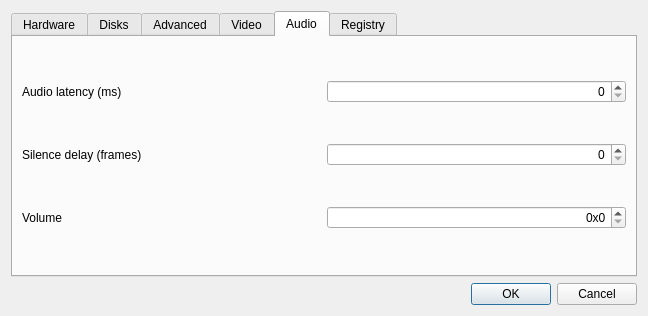
The window that source/frontends/qapple/preferences.ui (AppleWin/AppleWin) describes before a commit, drawn with Qt 5.
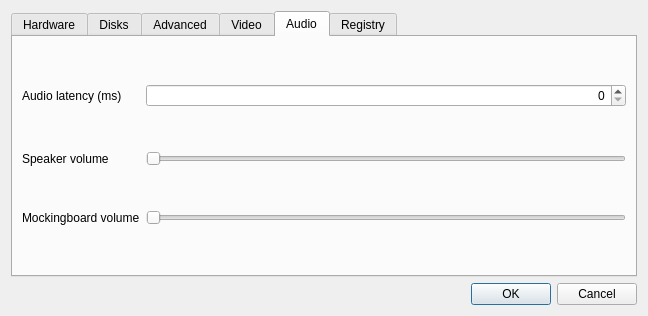
The same window after the commit. The open tabs and pages were chosen to show the change.

Commit message: Compile AW's Speaker.cpp and remove custom implementation.

```diff
--- a/source/frontends/qapple/preferences.ui
+++ b/source/frontends/qapple/preferences.ui
@@ -566,6 +566,20 @@
        <string>Audio</string>
       </attribute>
       <layout class="QGridLayout" name="gridLayout_7">
+       <item row="1" column="1">
+        <widget class="QSlider" name="speaker_volume">
+         <property name="orientation">
+          <enum>Qt::Horizontal</enum>
+         </property>
+        </widget>
+       </item>
+       <item row="1" column="0">
+        <widget class="QLabel" name="label_16">
+         <property name="text">
+          <string>Speaker volume</string>
+         </property>
+        </widget>
+       </item>
        <item row="0" column="0">
         <widget class="QLabel" name="label_14">
          <property name="text">
@@ -583,43 +597,17 @@
          </property>
         </widget>
        </item>
-       <item row="1" column="0">
-        <widget class="QLabel" name="label_15">
-         <property name="text">
-          <string>Silence delay (frames)</string>
-         </property>
-        </widget>
-       </item>
-       <item row="1" column="1">
-        <widget class="QSpinBox" name="silence_delay">
-         <property name="alignment">
-          <set>Qt::AlignRight|Qt::AlignTrailing|Qt::AlignVCenter</set>
-         </property>
-         <property name="maximum">
-          <number>50000</number>
-         </property>
-        </widget>
-       </item>
        <item row="2" column="0">
-        <widget class="QLabel" name="label_16">
+        <widget class="QLabel" name="label_15">
          <property name="text">
-          <string>Volume</string>
+          <string>Mockingboard volume</string>
          </property>
         </widget>
        </item>
        <item row="2" column="1">
-        <widget class="QSpinBox" name="volume">
-         <property name="alignment">
-          <set>Qt::AlignRight|Qt::AlignTrailing|Qt::AlignVCenter</set>
-         </property>
-         <property name="prefix">
-          <string>0x</string>
-         </property>
-         <property name="maximum">
-          <number>32767</number>
-         </property>
-         <property name="displayIntegerBase">
-          <number>16</number>
+        <widget class="QSlider" name="mb_volume">
+         <property name="orientation">
+          <enum>Qt::Horizontal</enum>
          </property>
         </widget>
        </item>
```
The commit also changes 20 other files.
